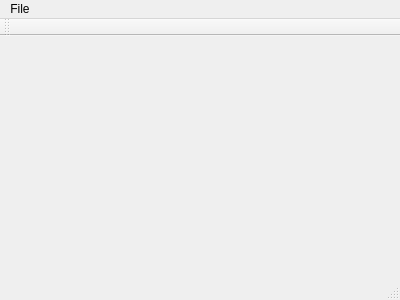
This is EnergyUsage/mainwindow.ui in Cvelthoven/EnergyUsage as Qt 5 draws it before an edit. The edited form follows.
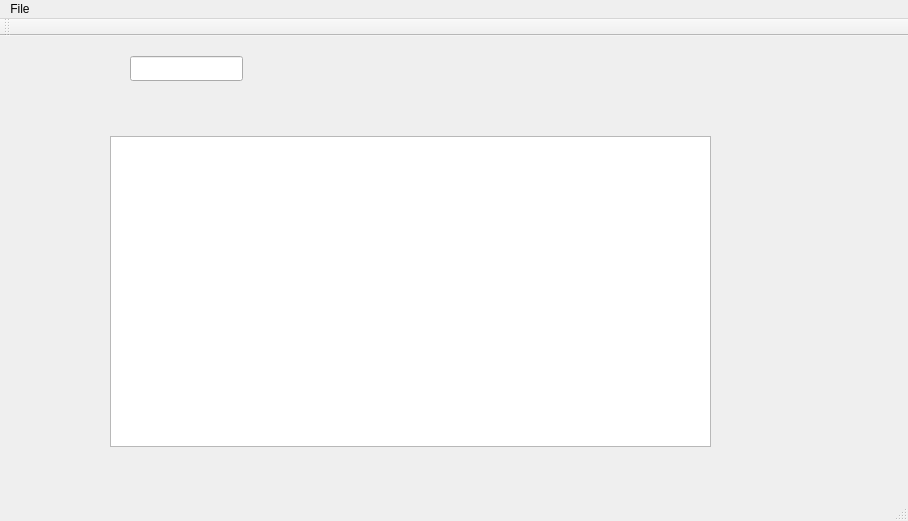
This is the edited form.

Commit message: Model/view setup for aaplication settings started

The edit to the form file:
```diff
--- a/EnergyUsage/mainwindow.ui
+++ b/EnergyUsage/mainwindow.ui
@@ -6,20 +6,41 @@
    <rect>
     <x>0</x>
     <y>0</y>
-    <width>400</width>
-    <height>300</height>
+    <width>908</width>
+    <height>521</height>
    </rect>
   </property>
   <property name="windowTitle">
    <string>MainWindow</string>
   </property>
-  <widget class="QWidget" name="centralWidget"/>
+  <widget class="QWidget" name="centralWidget">
+   <widget class="QTableView" name="tbvDatabaseView">
+    <property name="geometry">
+     <rect>
+      <x>110</x>
+      <y>100</y>
+      <width>601</width>
+      <height>311</height>
+     </rect>
+    </property>
+   </widget>
+   <widget class="QLineEdit" name="TestLineEdit">
+    <property name="geometry">
+     <rect>
+      <x>130</x>
+      <y>20</y>
+      <width>113</width>
+      <height>25</height>
+     </rect>
+    </property>
+   </widget>
+  </widget>
   <widget class="QMenuBar" name="menuBar">
    <property name="geometry">
     <rect>
      <x>0</x>
      <y>0</y>
-     <width>400</width>
+     <width>908</width>
      <height>22</height>
     </rect>
    </property>
```
The commit also changes 14 other files.
